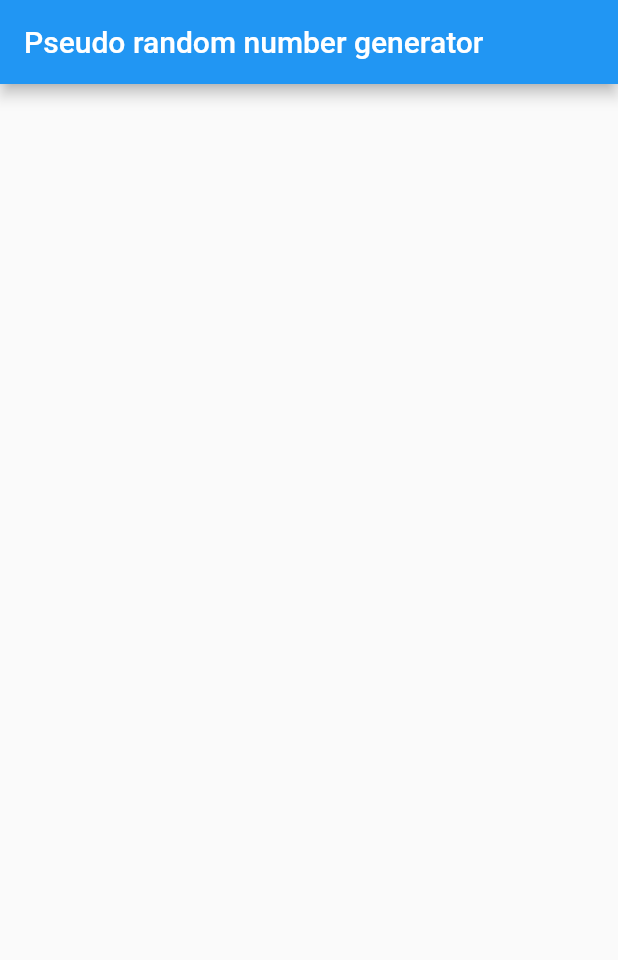
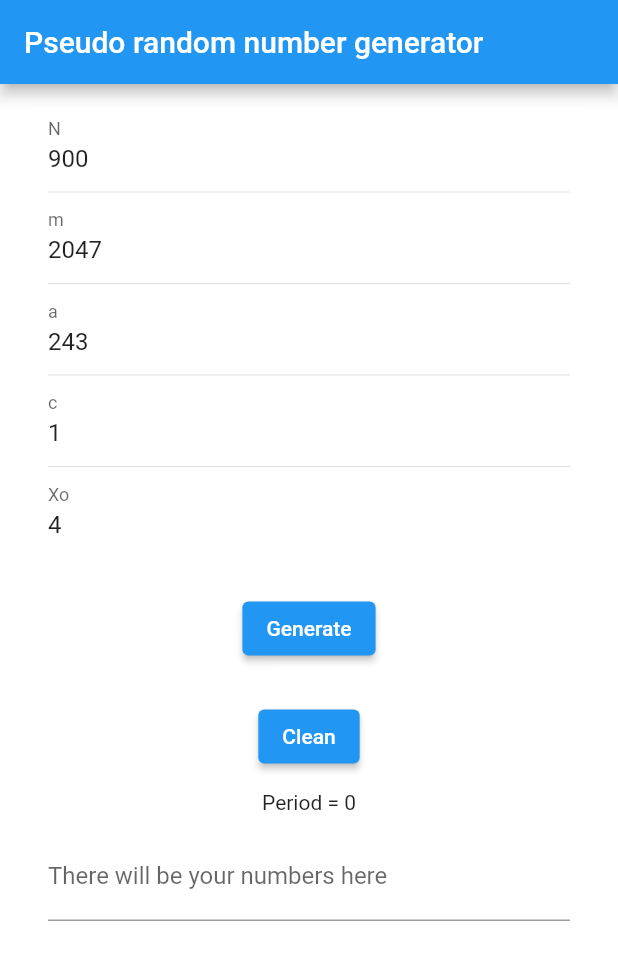
Before and after one commit to Pavlo99/pseudo_random_number_generator, a Flutter app: the screen it shows after launch, on a phone screen of 412 x 824 dp. Shown: the top 960 px of the screen. Run offline on Flutter 3.47's test engine with Material 2 defaults, Android fonts, the light colour scheme and no system bars.

Commit message:
Initial committee, adding all required fields and output numbers.

```diff
--- a/lib/main.dart
+++ b/lib/main.dart
@@ -1,4 +1,5 @@
 import 'package:flutter/material.dart';
+import 'package:pseudo_random_number_generator/screens/home_screen.dart';
 
 void main() {
   runApp(MyApp());
@@ -9,6 +10,7 @@ class MyApp extends StatelessWidget {
   Widget build(BuildContext context) {
     return MaterialApp(
       title: 'Random',
+      debugShowCheckedModeBanner: false,
       theme: ThemeData(
         primarySwatch: Colors.blue,
       ),
@@ -16,31 +18,3 @@ class MyApp extends StatelessWidget {
     );
   }
 }
-
-class MyHomePage extends StatefulWidget {
-  MyHomePage({Key? key, required this.title}) : super(key: key);
-
-  final String title;
-
-  @override
-  _MyHomePageState createState() => _MyHomePageState();
-}
-
-class _MyHomePageState extends State<MyHomePage> {
-
-  @override
-  Widget build(BuildContext context) {
-    return Scaffold(
-      appBar: AppBar(
-        title: Text(widget.title),
-      ),
-      body: Center(
-        child: Column(
-          mainAxisAlignment: MainAxisAlignment.center,
-          children: <Widget>[
-          ],
-        ),
-      ),
-    );
-  }
-}
--- /dev/null
+++ b/lib/screens/home_screen.dart
@@ -0,0 +1,290 @@
+import 'package:flutter/cupertino.dart';
+import 'package:flutter/material.dart';
+import 'package:path_provider/path_provider.dart';
+import 'dart:io';
+
+class MyHomePage extends StatefulWidget {
+  MyHomePage({Key? key, required this.title}) : super(key: key);
+
+  final String title;
+
+  @override
+  _MyHomePageState createState() => _MyHomePageState();
+}
+
+class _MyHomePageState extends State<MyHomePage> {
+  final _formKey = GlobalKey<FormState>();
+  final numberCountController = TextEditingController();
+  final comparisonModuleController = TextEditingController();
+  final multiplierController = TextEditingController();
+  final increaseController = TextEditingController();
+  final initialNumberController = TextEditingController();
+  final allNumberTextController = TextEditingController();
+
+  int period = 0;
+
+  @override
+  Widget build(BuildContext context) {
+    final node = FocusScope.of(context);
+
+    numberCountController.text = 900.toString();
+
+    comparisonModuleController.text = 1023.toString();
+    multiplierController.text = 32.toString();
+    increaseController.text = 0.toString();
+    initialNumberController.text = 2.toString();
+
+    comparisonModuleController.text = 2047.toString();
+    multiplierController.text = 243.toString();
+    increaseController.text = 1.toString();
+    initialNumberController.text = 4.toString();
+    //
+    // multiplierController.text = 2197.toString();
+    // increaseController.text = 1597.toString();
+    // comparisonModuleController.text = 67108863.toString();
+    // initialNumberController.text = 13.toString();
+
+    // multiplierController.text = 2744.toString();
+    // increaseController.text = 2584.toString();
+    // comparisonModuleController.text = 134217727.toString();
+    // initialNumberController.text = 17.toString();
+
+    return Scaffold(
+      appBar: AppBar(
+        title: Text(widget.title),
+      ),
+      backgroundColor: Colors.white70,
+      body: SingleChildScrollView(
+        child: Form(
+          key: _formKey,
+          child: Column(
+            mainAxisAlignment: MainAxisAlignment.center,
+            children: [
+              getForm(node),
+              Container(
+                margin: EdgeInsets.symmetric(horizontal: 20, vertical: 10),
+                padding: EdgeInsets.symmetric(horizontal: 12, vertical: 2),
+                decoration: BoxDecoration(
+                    borderRadius: BorderRadius.all(Radius.circular(5)),
+                    color: Colors.white),
+                child: ElevatedButton(
+                  onPressed: () {
+
+                    if (_formKey.currentState!.validate()) {
+                      generateButtonClick();
+                    }
+                  },
+                  child: Text('Generate'),
+                ),
+              ),
+              Container(
+                margin: EdgeInsets.symmetric(horizontal: 20, vertical: 10),
+                padding: EdgeInsets.symmetric(horizontal: 12, vertical: 2),
+                decoration: BoxDecoration(
+                    borderRadius: BorderRadius.all(Radius.circular(5)),
+                    color: Colors.white),
+                child: ElevatedButton(
+                  onPressed: (){
+                    cleanArea();
+                  },
+                  child: Text('Clean'),
+                ),
+              ),
+              Text('Period = $period'),
+              Container(
+                margin: EdgeInsets.symmetric(horizontal: 20, vertical: 10),
+                padding: EdgeInsets.symmetric(horizontal: 12, vertical: 2),
+                decoration: BoxDecoration(
+                    borderRadius: BorderRadius.all(Radius.circular(5)),
+                    color: Colors.white),
+                child: TextField(
+                  controller: allNumberTextController,
+                  maxLines: null,
+                  readOnly: true,
+                  keyboardType: TextInputType.multiline,
+                  decoration: InputDecoration(
+                    labelText: 'There will be your numbers here',
+                  ),
+                ),
+              ),
+            ],
+          ),
+        ),
+      ),
+    );
+  }
+
+  Widget getForm(FocusScopeNode node) {
+    return Container(
+      margin: EdgeInsets.symmetric(horizontal: 20, vertical: 10),
+      padding: EdgeInsets.symmetric(horizontal: 12, vertical: 2),
+      decoration: BoxDecoration(
+          borderRadius: BorderRadius.all(Radius.circular(5)),
+          color: Colors.white),
+      child: Column(
+        children: [
+          TextFormField(
+            validator: (value) {
+              var numValue = int.tryParse(value!);
+              if (numValue == null || numValue < 1) {
+                return 'Please enter number count(n > 0)';
+              }
+              return null;
+            },
+            onEditingComplete: () => node.nextFocus(),
+            textInputAction: TextInputAction.next,
+            controller: numberCountController,
+            autofocus: false,
+            keyboardType: TextInputType.name,
+            decoration: InputDecoration(
+              labelText: 'N',
+              border: InputBorder.none,
+              hintText: 'Enter number count',
+            ),
+          ),
+          Divider(
+            height: 2,
+          ),
+          TextFormField(
+            validator: (value) {
+              var numValue = int.tryParse(value!);
+              if (numValue == null || numValue < 1) {
+                return 'Please enter comparison module(m > 0)';
+              }
+              return null;
+            },
+            onEditingComplete: () => node.nextFocus(),
+            textInputAction: TextInputAction.next,
+            controller: comparisonModuleController,
+            autofocus: false,
+            keyboardType: TextInputType.name,
+            decoration: InputDecoration(
+              labelText: 'm',
+              border: InputBorder.none,
+              hintText: 'Enter comparison module',
+            ),
+          ),
+          Divider(
+            height: 2,
+          ),
+          TextFormField(
+            validator: (value) {
+              var numValue = int.tryParse(value!);
+              var comparisonModule =
+                  int.tryParse(comparisonModuleController.text) ?? 0;
+              if (numValue == null ||
+                  numValue < 1 ||
+                  numValue >= comparisonModule) {
+                return 'Please enter multiplier(0 <= a < m)';
+              }
+              return null;
+            },
+            onEditingComplete: () => node.nextFocus(),
+            textInputAction: TextInputAction.next,
+            controller: multiplierController,
+            autofocus: false,
+            keyboardType: TextInputType.name,
+            decoration: InputDecoration(
+              labelText: 'a',
+              border: InputBorder.none,
+              hintText: 'Enter multiplier',
+            ),
+          ),
+          Divider(
+            height: 2,
+          ),
+          TextFormField(
+            validator: (value) {
+              var numValue = int.tryParse(value!);
+              var comparisonModule =
+                  int.tryParse(comparisonModuleController.text) ?? 0;
+              if (numValue == null ||
+                  numValue < 0 ||
+                  numValue >= comparisonModule) {
+                return 'Please enter increase(0 <= c < m)';
+              }
+              return null;
+            },
+            onEditingComplete: () => node.nextFocus(),
+            textInputAction: TextInputAction.next,
+            controller: increaseController,
+            autofocus: false,
+            keyboardType: TextInputType.name,
+            decoration: InputDecoration(
+              labelText: 'c',
+              border: InputBorder.none,
+              hintText: 'Enter increase',
+            ),
+          ),
+          Divider(
+            height: 2,
+          ),
+          TextFormField(
+            validator: (value) {
+              var numValue = int.tryParse(value!);
+              var comparisonModule =
+                  int.tryParse(comparisonModuleController.text) ?? 0;
+              if (numValue == null ||
+                  numValue < 1 ||
+                  numValue >= comparisonModule) {
+                return 'Please enter initial number(0 <= Xo < m)';
+              }
+              return null;
+            },
+            onEditingComplete: () => node.nextFocus(),
+            textInputAction: TextInputAction.next,
+            controller: initialNumberController,
+            autofocus: false,
+            keyboardType: TextInputType.name,
+            decoration: InputDecoration(
+              labelText: 'Xo',
+              border: InputBorder.none,
+              hintText: 'Enter initial number',
+            ),
+          ),
+        ],
+      ),
+    );
+  }
+
+  generateButtonClick() {
+    cleanArea();
+    print('generate');
+    int n = int.tryParse(numberCountController.text) ?? 0;
+    allNumberTextController.text += initialNumberController.text + '  ';
+    int x = getNumber(int.tryParse(initialNumberController.text) ?? 0);
+
+    var firstX = x;
+    for (int i = 0; i < n; i++) {
+      allNumberTextController.text += x.toString() + '  ';
+      x = getNumber(x);
+      if (firstX == x && period == 0)
+        setState(() {
+          period = i+1;
+        });
+    }
+    _write(allNumberTextController.text);
+    print('generate finish');
+  }
+
+  cleanArea() {
+    print('clean');
+    setState(() {
+      period = 0;
+    });
+    allNumberTextController.text = '';
+  }
+
+  int getNumber(int x) {
+    var m = int.tryParse(comparisonModuleController.text) ?? 0;
+    var a = int.tryParse(multiplierController.text) ?? 0;
+    var c = int.tryParse(increaseController.text) ?? 0;
+    return (x * a + c) % m;
+  }
+
+  _write(String text) async {
+    final Directory directory = await getApplicationDocumentsDirectory();
+    final File file = File('${directory.path}/my_file.txt');
+    await file.writeAsString(text);
+  }
+}
--- a/pubspec.yaml
+++ b/pubspec.yaml
@@ -23,6 +23,7 @@ environment:
 dependencies:
   flutter:
     sdk: flutter
+  path_provider: ^2.0.3
 
 
   # The following adds the Cupertino Icons font to your application.
```
Also changed, not shown: pubspec.lock.
